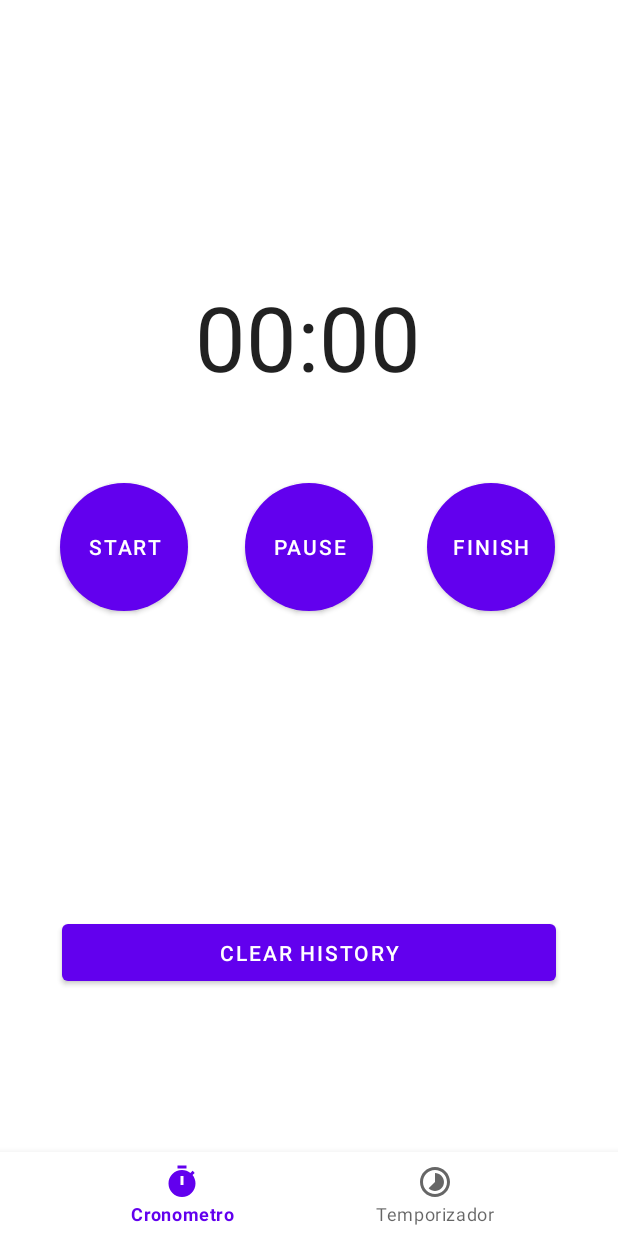
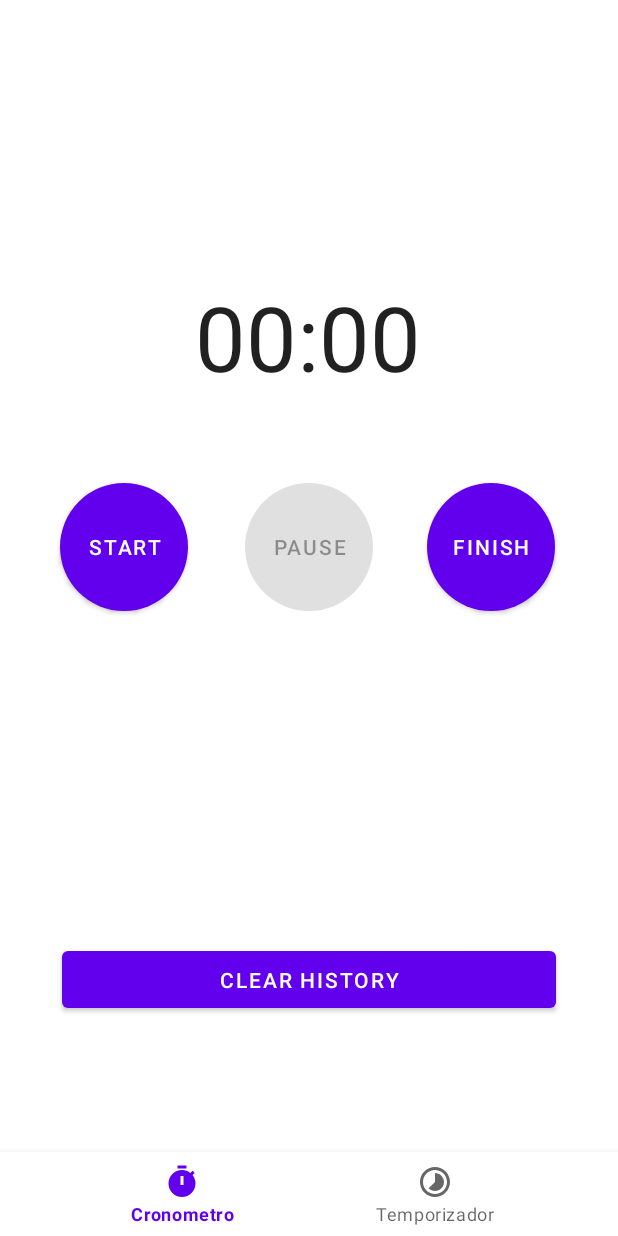
Before and after one commit to Galleazzo/TimeWatchAPP, an Android app: the screen it shows after launch (MainActivity), on a phone screen of 412 x 824 dp. Run offline under Robolectric (Android 15) with nearby library versions, the phone set to English and light mode, and no system bars; our stand-ins replace navigation-ui.

Commit message:
timer v1

```diff
--- a/app/src/main/java/br/com/fmu/stopwatchapp/ui/timer/TimerFragment.java
+++ b/app/src/main/java/br/com/fmu/stopwatchapp/ui/timer/TimerFragment.java
@@ -5,15 +5,18 @@ import android.os.SystemClock;
 import android.view.LayoutInflater;
 import android.view.View;
 import android.view.ViewGroup;
+import android.widget.ArrayAdapter;
 import android.widget.Button;
 import android.widget.Chronometer;
-import android.widget.TextView;
+import android.widget.ListView;
 
 import androidx.annotation.NonNull;
 import androidx.fragment.app.Fragment;
 import androidx.lifecycle.ViewModelProvider;
 
-import br.com.fmu.stopwatchapp.R;
+import java.util.ArrayList;
+import java.util.List;
+
 import br.com.fmu.stopwatchapp.databinding.FragmentTimerBinding;
 
 public class TimerFragment extends Fragment {
@@ -22,7 +25,12 @@ public class TimerFragment extends Fragment {
     private Chronometer textTimer;
     private Button buttonStart;
     private Button buttonPause;
+    private Button buttonFinish;
     private Long savedValue;
+    private ListView listView;
+    private List<CharSequence> listOfTimes = new ArrayList<>();
+    private ArrayAdapter<CharSequence> listAdapter;
+    private Button buttonclearHistory;
 
     public View onCreateView(@NonNull LayoutInflater inflater,
                              ViewGroup container, Bundle savedInstanceState) {
@@ -35,7 +43,16 @@ public class TimerFragment extends Fragment {
         this.textTimer = (Chronometer) binding.textTimer;
         this.buttonStart = (Button) binding.buttonStart;
         this.buttonPause = (Button) binding.buttonPause;
+        this.buttonFinish = (Button) binding.buttonFinish;
+        this.listView = (ListView) binding.listView;
+        this.buttonclearHistory = (Button) binding.buttonclearHistory;
 
+        this.listAdapter = new ArrayAdapter<>(getParentFragment().getContext(), android.R.layout.simple_list_item_1, this.listOfTimes);
+
+
+        this.buttonStart.setEnabled(true);
+        this.buttonPause.setEnabled(false);
+        this.buttonFinish.setEnabled(true);
         this.buttonStart.setOnClickListener(new View.OnClickListener() {
             @Override
             public void onClick(View view) {
@@ -50,22 +67,60 @@ public class TimerFragment extends Fragment {
             }
         });
 
+        this.buttonFinish.setOnClickListener(new View.OnClickListener() {
+            @Override
+            public void onClick(View view) {
+                finishCount(view);
+            }
+        });
+
+        this.buttonclearHistory.setOnClickListener(new View.OnClickListener() {
+            @Override
+            public void onClick(View v) {
+                clearHistory();
+            }
+        });
+
         return root;
     }
 
     public void startCount(View view) {
+        this.buttonPause.setEnabled(true);
         if(this.savedValue == null)
             textTimer.setBase(SystemClock.elapsedRealtime());
 
         if(this.savedValue != null)
-            this.textTimer.setBase(savedValue);
+            this.textTimer.setBase(SystemClock.elapsedRealtime() - savedValue);
 
         this.textTimer.start();
+        this.buttonStart.setEnabled(false);
     }
 
     public void pauseCount(View view) {
+        this.buttonStart.setEnabled(true);
         this.textTimer.stop();
         this.savedValue = SystemClock.elapsedRealtime() - this.textTimer.getBase();
+        this.buttonPause.setEnabled(false);
+    }
+
+    public void finishCount(View view) {
+        this.textTimer.stop();
+        this.addCountInList(this.textTimer.getText());
+        this.textTimer.setText("00:00");
+
+        this.savedValue = null;
+        this.buttonPause.setEnabled(false);
+        this.buttonStart.setEnabled(true);
+    }
+
+    public void addCountInList(CharSequence value) {
+        this.listOfTimes.add(value);
+        this.listView.setAdapter(this.listAdapter);
+    }
+
+    public void clearHistory(){
+        this.listAdapter.clear();
+        this.listOfTimes.clear();
     }
 
     @Override
--- a/app/src/main/res/layout/fragment_timer.xml
+++ b/app/src/main/res/layout/fragment_timer.xml
@@ -60,27 +60,27 @@
         app:layout_constraintStart_toEndOf="@+id/buttonPause"
         app:layout_constraintTop_toBottomOf="@+id/textTimer" />
 
-    <androidx.recyclerview.widget.RecyclerView
-        android:id="@+id/recyclerView"
-        android:layout_width="329dp"
-        android:layout_height="88dp"
-        android:layout_marginTop="48dp"
+    <ListView
+        android:id="@+id/listView"
+        android:layout_width="288dp"
+        android:layout_height="127dp"
+        android:layout_marginTop="40dp"
         app:layout_constraintEnd_toEndOf="parent"
-        app:layout_constraintHorizontal_bias="0.487"
+        app:layout_constraintHorizontal_bias="0.333"
         app:layout_constraintStart_toStartOf="parent"
         app:layout_constraintTop_toBottomOf="@+id/buttonPause" />
 
     <Button
-        android:id="@+id/button7"
+        android:id="@+id/buttonclearHistory"
         android:layout_width="329dp"
         android:layout_height="50dp"
-        android:layout_marginTop="36dp"
+        android:onClick="clearHistoryCount"
         android:text="@string/clearHistory"
-        android:onClick="clearHistoryCount"
         app:layout_constraintBottom_toBottomOf="parent"
         app:layout_constraintEnd_toEndOf="parent"
         app:layout_constraintStart_toStartOf="parent"
-        app:layout_constraintTop_toBottomOf="@+id/recyclerView"
-        app:layout_constraintVertical_bias="0.156" />
+        app:layout_constraintTop_toBottomOf="@+id/listView"
+        app:layout_constraintVertical_bias="0.269" />
+
 
 </androidx.constraintlayout.widget.ConstraintLayout>
```
